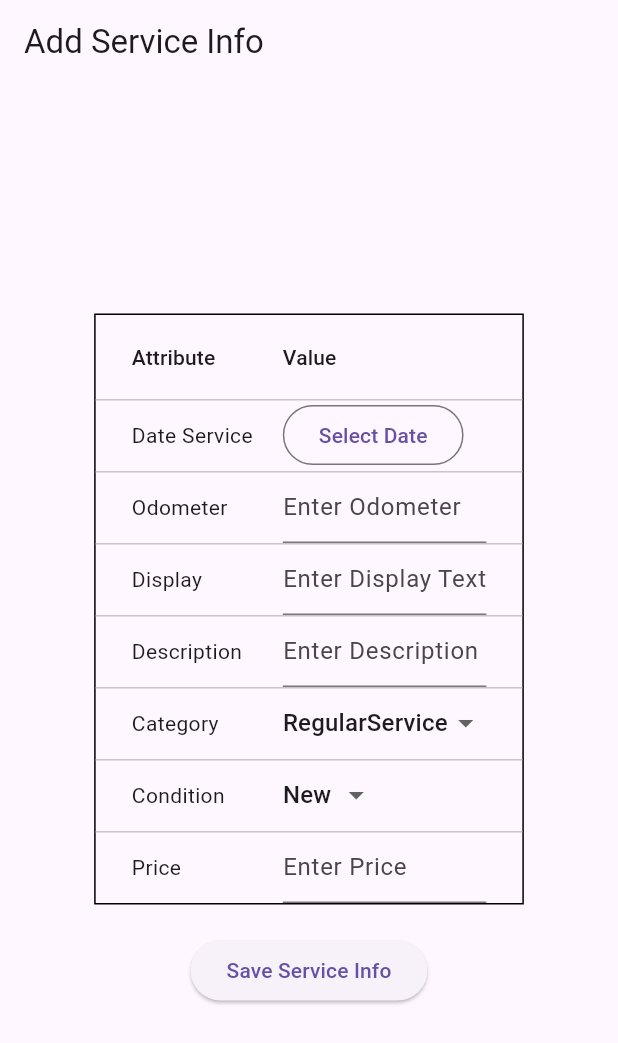
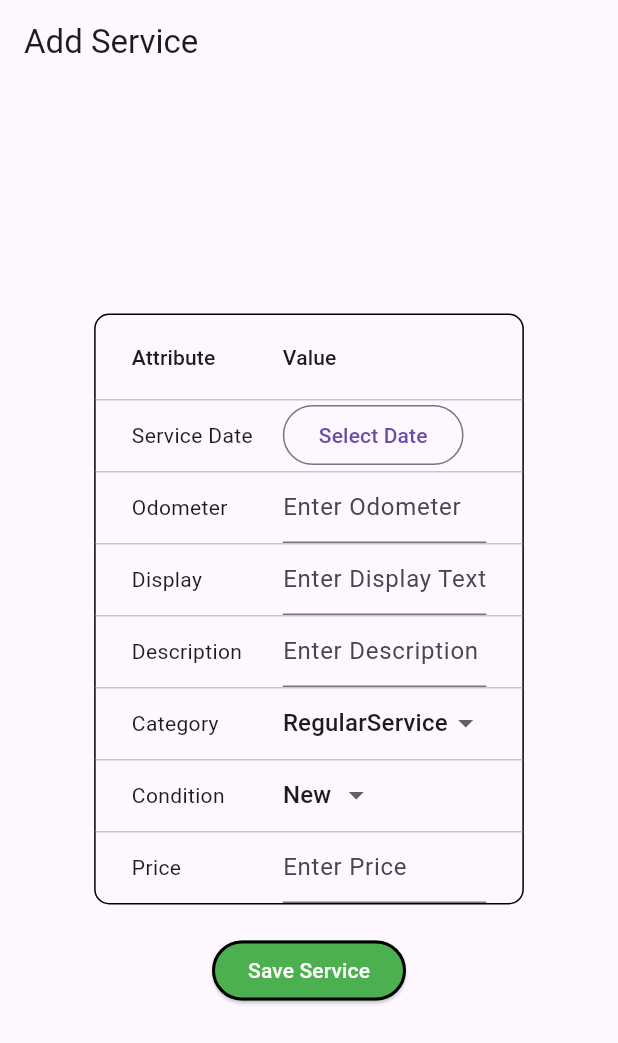
Before and after one commit to Nikola-Jankovikj/car_pulse, a Flutter app: the screen it shows after launch, on a phone screen of 412 x 824 dp. Shown: the top 1043 px of the screen. Run offline on Flutter 3.47's test engine with Material 3 defaults, Android fonts, the phone set to English and light mode, and no system bars; our stand-ins replace shared_preferences.

Commit message:
Refactored code, improve code structure and added design changes

```diff
--- a/lib/screens/service_book.dart
+++ b/lib/screens/service_book.dart
@@ -35,7 +35,7 @@ class _AddServiceScreenState extends State<AddServiceScreen> {
   Widget build(BuildContext context) {
     return Scaffold(
       appBar: AppBar(
-        title: Text('Add Service Info'),
+        title: Text('Add Service'),
       ),
       body: Center(
         child: Padding(
@@ -47,15 +47,15 @@ class _AddServiceScreenState extends State<AddServiceScreen> {
                   columnSpacing: 20.0,
                   dividerThickness: 1.0,
                   decoration: BoxDecoration(
-                    border: Border.all(),
-                  ),
+                      border: Border.all(),
+                      borderRadius: BorderRadius.circular(10.0)),
                   columns: [
                     DataColumn(label: Text('Attribute')),
                     DataColumn(label: Text('Value')),
                   ],
                   rows: [
                     DataRow(cells: [
-                      const DataCell(Text('Date Service')),
+                      const DataCell(Text('Service Date')),
                       DataCell(OutlinedButton(
                         onPressed: () => _selectDate(context),
                         child: Text(pickedDate != null
@@ -70,7 +70,7 @@ class _AddServiceScreenState extends State<AddServiceScreen> {
                           child: TextField(
                             keyboardType: TextInputType.number,
                             controller: odomController,
-                            decoration: InputDecoration(
+                            decoration: const InputDecoration(
                               hintText: 'Enter Odometer',
                             ),
                           ),
@@ -83,7 +83,7 @@ class _AddServiceScreenState extends State<AddServiceScreen> {
                         Container(
                           child: TextField(
                             controller: displayController,
-                            decoration: InputDecoration(
+                            decoration: const InputDecoration(
                               hintText: 'Enter Display Text',
                             ),
                           ),
@@ -96,7 +96,7 @@ class _AddServiceScreenState extends State<AddServiceScreen> {
                         Container(
                           child: TextField(
                             controller: descriptionController,
-                            decoration: InputDecoration(
+                            decoration: const InputDecoration(
                               hintText: 'Enter Description',
                             ),
                           ),
@@ -154,7 +154,7 @@ class _AddServiceScreenState extends State<AddServiceScreen> {
                           child: TextField(
                             keyboardType: TextInputType.number,
                             controller: priceController,
-                            decoration: InputDecoration(
+                            decoration: const InputDecoration(
                               hintText: 'Enter Price',
                             ),
                           ),
@@ -166,8 +166,15 @@ class _AddServiceScreenState extends State<AddServiceScreen> {
                 SizedBox(height: 20),
                 ElevatedButton(
                   onPressed: _saveServiceInfo,
-                  child: Text('Save Service Info'),
-                ),
+                  style: ElevatedButton.styleFrom(
+                    backgroundColor: Colors.green,
+                    shape: RoundedRectangleBorder(
+                      borderRadius: BorderRadius.circular(30.0),
+                      side: BorderSide(color: Colors.black, width: 2.0),
+                    ),
+                  ),
+                  child: const Text('Save Service', style: TextStyle(color: Colors.white),),
+                )
               ],
             ),
           ),
@@ -195,19 +202,17 @@ class _AddServiceScreenState extends State<AddServiceScreen> {
     // Create a ServiceInfo object based on input data
     final ServiceInfo newService = ServiceInfo(
       dateService: DateTime.parse(dateController.text),
-      // Adjust as needed
       odometer: int.parse(odomController.text),
-      // Adjust as needed
       display: displayController.text,
       description: descriptionController.text,
       category: selectedCategory,
       condition: selectedCondition,
-      price: double.parse(priceController.text), // Adjust as needed
+      price: double.parse(priceController.text),
     );
 
     if (cars.isNotEmpty) {
       int length = cars.length;
-      print("Cars lenght: $length");
+      print("Cars length: $length");
     }
 
     for (var car in cars) {
@@ -216,7 +221,10 @@ class _AddServiceScreenState extends State<AddServiceScreen> {
         //car.serviceRecords.removeRange(0, car.serviceRecords.length);
         car.serviceRecords.add(newService);
         int length = car.serviceRecords.length;
+        int lengthCars = cars.length;
         print("length: $length");
+        print("Cars length: $lengthCars");
+
       }
     }
     // Save updated cars to SharedPreferences
```
Also changed, not shown: lib/model/ServiceInfo.dart (+9 -2 lines), lib/model/car.dart (+9 -21 lines), lib/repository/car_storage.dart (+3 -31 lines).
